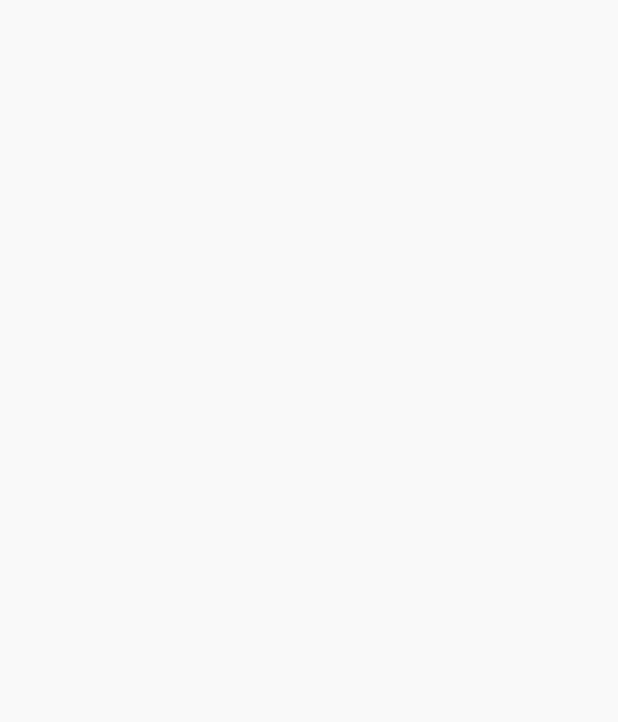
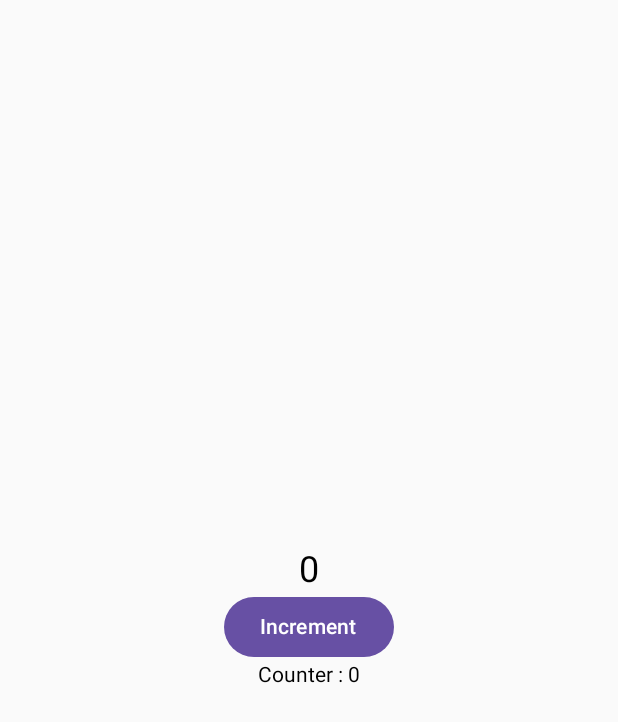
Before and after one commit to deepak252/AndroidJetpackCompose, an Android app built with Jetpack Compose: the screen it shows after launch (MainActivity), on a phone screen of 412 x 824 dp. Before the commit the part shown is empty. Shown: the top 722 px of the screen. Run offline under Robolectric (Android 15) with nearby library versions, the phone set to English and light mode, and no system bars.

Commit message:
Compose State Concept : Hoisting, Unidirectional Flow

```diff
--- a/app/src/main/java/com/example/jetpackcomposeapp/MainActivity.kt
+++ b/app/src/main/java/com/example/jetpackcomposeapp/MainActivity.kt
@@ -3,20 +3,74 @@ package com.example.jetpackcomposeapp
 import android.os.Bundle
 import androidx.activity.ComponentActivity
 import androidx.activity.compose.setContent
+import androidx.compose.foundation.layout.Arrangement
+import androidx.compose.foundation.layout.Column
 import androidx.compose.foundation.layout.fillMaxSize
-import androidx.compose.material3.MaterialTheme
-import androidx.compose.material3.Surface
+import androidx.compose.material3.Button
 import androidx.compose.material3.Text
 import androidx.compose.runtime.Composable
+import androidx.compose.runtime.mutableStateOf
+import androidx.compose.runtime.saveable.rememberSaveable
+import androidx.compose.ui.Alignment
 import androidx.compose.ui.Modifier
 import androidx.compose.ui.tooling.preview.Preview
-import com.example.jetpackcomposeapp.ui.theme.JetpackComposeAppTheme
+import androidx.compose.ui.unit.sp
 
 class MainActivity : ComponentActivity() {
     override fun onCreate(savedInstanceState: Bundle?) {
         super.onCreate(savedInstanceState)
         setContent {
-
+            NotificationScreen()
         }
     }
 }
+
+@Composable
+fun NotificationScreen(){
+    val state = rememberSaveable{
+        mutableStateOf(0)
+    }
+    Column(
+        horizontalAlignment = Alignment.CenterHorizontally,
+        verticalArrangement = Arrangement.Center,
+        modifier = Modifier.fillMaxSize(1f)
+    ) {
+        // Hoisting
+        NotificationCounter(state.value) {
+            state.value++
+        }
+        CounterText(
+            state.value,
+
+        )
+    }
+}
+
+
+@Composable
+fun NotificationCounter(count : Int, onClick : ()->Unit){
+    Column(
+        horizontalAlignment = Alignment.CenterHorizontally
+    ){
+        Text(
+            count.toString(),
+            fontSize = 24.sp
+        )
+        Button(onClick) {
+            Text("Increment")
+        }
+    }
+}
+
+@Composable
+fun CounterText(count : Int){
+    Text(
+        "Counter : ${count.toString()}"
+    )
+}
+
+@Preview(showSystemUi = true)
+@Composable
+fun PreviewNotificationScreen(){
+    NotificationScreen()
+}
```
